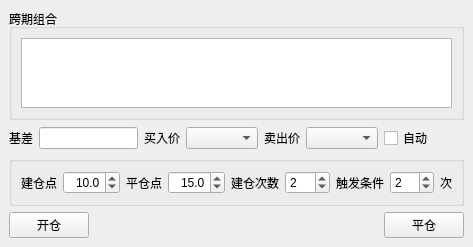
Qt form dev/easytrader/cparbiui.ui (unit-xx/xfiles) before a commit.
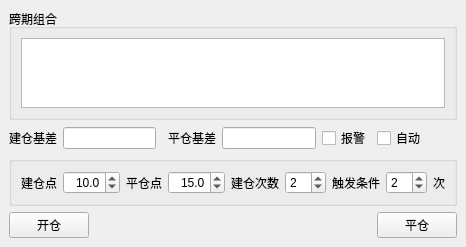
The same form after that commit.

```diff
--- a/dev/easytrader/cparbiui.ui
+++ b/dev/easytrader/cparbiui.ui
@@ -15,7 +15,7 @@
   </property>
   <widget class="QWidget" name="centralwidget">
    <layout class="QGridLayout" name="gridLayout_3">
-    <item row="0" column="0" colspan="8">
+    <item row="0" column="0" colspan="7">
      <widget class="QGroupBox" name="groupBox">
       <property name="sizePolicy">
        <sizepolicy hsizetype="Preferred" vsizetype="Expanding">
@@ -55,53 +55,14 @@
        </sizepolicy>
       </property>
       <property name="text">
-       <string>基差</string>
+       <string>建仓基差</string>
       </property>
      </widget>
     </item>
-    <item row="1" column="1" colspan="2">
-     <widget class="QLineEdit" name="basediffline"/>
-    </item>
-    <item row="1" column="3">
-     <widget class="QLabel" name="label_6">
-      <property name="sizePolicy">
-       <sizepolicy hsizetype="Fixed" vsizetype="Preferred">
-        <horstretch>0</horstretch>
-        <verstretch>0</verstretch>
-       </sizepolicy>
-      </property>
-      <property name="text">
-       <string>买入价</string>
-      </property>
-     </widget>
-    </item>
-    <item row="1" column="4">
-     <widget class="QComboBox" name="longpricecmb">
-      <property name="sizePolicy">
-       <sizepolicy hsizetype="Preferred" vsizetype="Fixed">
-        <horstretch>0</horstretch>
-        <verstretch>0</verstretch>
-       </sizepolicy>
-      </property>
-     </widget>
-    </item>
-    <item row="1" column="5">
-     <widget class="QLabel" name="label_7">
-      <property name="sizePolicy">
-       <sizepolicy hsizetype="Fixed" vsizetype="Preferred">
-        <horstretch>0</horstretch>
-        <verstretch>0</verstretch>
-       </sizepolicy>
-      </property>
-      <property name="text">
-       <string>卖出价</string>
-      </property>
-     </widget>
+    <item row="1" column="1">
+     <widget class="QLineEdit" name="openbasediffline"/>
     </item>
     <item row="1" column="6">
-     <widget class="QComboBox" name="shortpricecmb"/>
-    </item>
-    <item row="1" column="7">
      <widget class="QCheckBox" name="autochk">
       <property name="sizePolicy">
        <sizepolicy hsizetype="Fixed" vsizetype="Fixed">
@@ -114,7 +75,7 @@
       </property>
      </widget>
     </item>
-    <item row="2" column="0" colspan="8">
+    <item row="2" column="0" colspan="7">
      <widget class="QGroupBox" name="autogrp">
       <property name="title">
        <string/>
@@ -247,7 +208,7 @@
       </property>
      </widget>
     </item>
-    <item row="3" column="2" colspan="5">
+    <item row="3" column="2" colspan="4">
      <spacer name="horizontalSpacer">
       <property name="orientation">
        <enum>Qt::Horizontal</enum>
@@ -260,7 +221,7 @@
       </property>
      </spacer>
     </item>
-    <item row="3" column="7">
+    <item row="3" column="6">
      <widget class="QPushButton" name="closebtn">
       <property name="sizePolicy">
        <sizepolicy hsizetype="Fixed" vsizetype="Fixed">
@@ -273,6 +234,35 @@
       </property>
      </widget>
     </item>
+    <item row="1" column="3">
+     <widget class="QLabel" name="label_6">
+      <property name="sizePolicy">
+       <sizepolicy hsizetype="Fixed" vsizetype="Preferred">
+        <horstretch>0</horstretch>
+        <verstretch>0</verstretch>
+       </sizepolicy>
+      </property>
+      <property name="text">
+       <string>平仓基差</string>
+      </property>
+     </widget>
+    </item>
+    <item row="1" column="4">
+     <widget class="QLineEdit" name="closebasediffline"/>
+    </item>
+    <item row="1" column="5">
+     <widget class="QCheckBox" name="warnchk">
+      <property name="sizePolicy">
+       <sizepolicy hsizetype="Fixed" vsizetype="Fixed">
+        <horstretch>0</horstretch>
+        <verstretch>0</verstretch>
+       </sizepolicy>
+      </property>
+      <property name="text">
+       <string>报警</string>
+      </property>
+     </widget>
+    </item>
    </layout>
   </widget>
   <widget class="QMenuBar" name="menubar">
```
